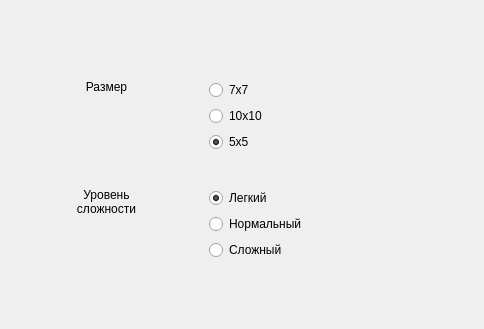
The window that ui_files/manger.ui (ArthurIanb/noname) describes before a commit, drawn with Qt 5; both pictures show x 0 to 484 and y 0 to 329 of the 950 by 761 pixel window.
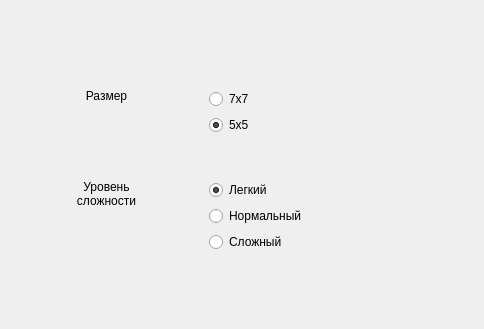
The same window after the commit.

Patch:
```diff
--- a/ui_files/manger.ui
+++ b/ui_files/manger.ui
@@ -78,16 +78,6 @@
             </attribute>
            </widget>
           </item>
-          <item>
-           <widget class="QRadioButton" name="size_10">
-            <property name="text">
-             <string>10x10</string>
-            </property>
-            <attribute name="buttonGroup">
-             <string notr="true">sizes</string>
-            </attribute>
-           </widget>
-          </item>
           <item>
            <widget class="QRadioButton" name="size_5">
             <property name="text">
```
